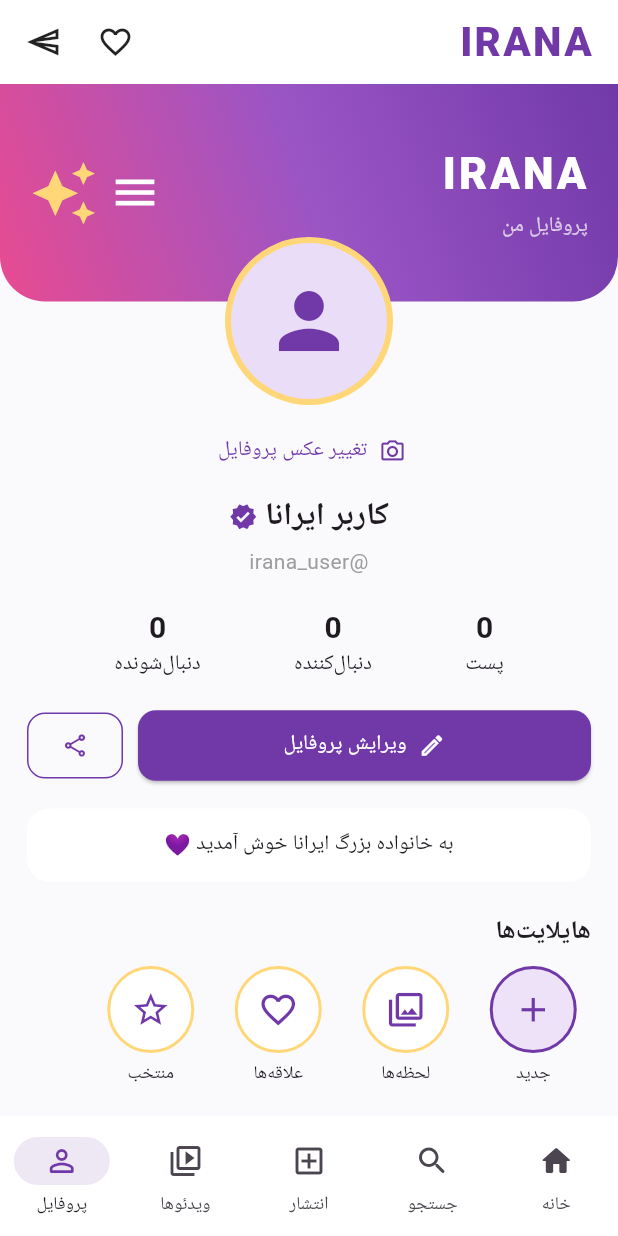
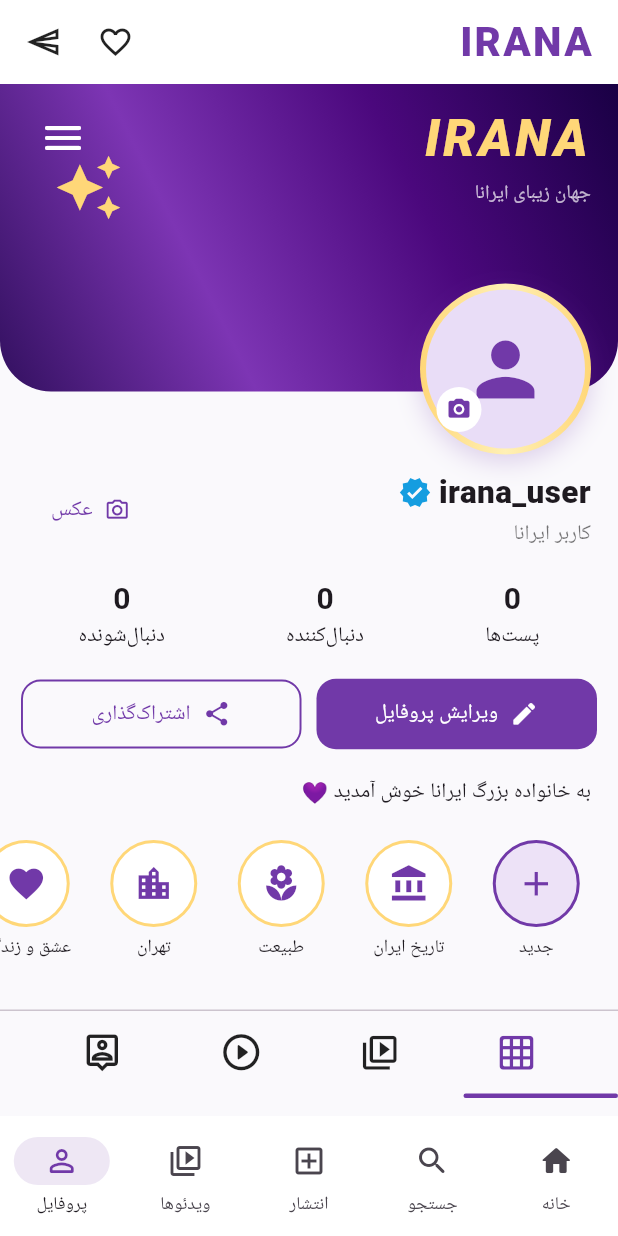
Before and after one commit to setare1402/irana, a Flutter app: the screen it shows after launch, item 5 of the bottom bar chosen, on a phone screen of 412 x 824 dp. Run offline on Flutter 3.47's test engine with Material 3 defaults, Android fonts, the phone set to English and light mode, and no system bars; our stand-ins replace image_picker, shared_preferences, video_player.

Commit message:
Refresh IRANA profile screen design

```diff
--- a/lib/main.dart
+++ b/lib/main.dart
@@ -2158,49 +2158,67 @@ class _ProfilePageState extends State<ProfilePage> {
       child: ListView(
         padding: EdgeInsets.zero,
         children: [
+          // Profile-only visual refresh. Existing profile actions and data stay intact.
+          Stack(
+            clipBehavior: Clip.none,
+            children: [
               Container(
-            height: 145,
-            padding: const EdgeInsets.symmetric(horizontal: 20),
+                height: 205,
+                padding: const EdgeInsets.fromLTRB(18, 12, 18, 48),
                 decoration: const BoxDecoration(
                   gradient: LinearGradient(
                     begin: Alignment.topRight,
                     end: Alignment.bottomLeft,
                     colors: [
-                  Color(0xFF7139A8),
-                  Color(0xFF9B55C5),
-                  Color(0xFFE84B91),
-                ],
-              ),
-              borderRadius: BorderRadius.only(
-                bottomLeft: Radius.circular(30),
-                bottomRight: Radius.circular(30),
-              ),
-            ),
-            child: Row(
-              mainAxisAlignment: MainAxisAlignment.spaceBetween,
-              children: [
-                const Column(
-                  mainAxisAlignment: MainAxisAlignment.center,
+                      Color(0xFF190044),
+                      Color(0xFF4B087D),
+                      Color(0xFF7D35B4),
+                      Color(0xFF32105F),
+                    ],
+                  ),
+                  borderRadius: BorderRadius.vertical(
+                    bottom: Radius.circular(34),
+                  ),
+                ),
+                child: Stack(
+                  children: [
+                    const Positioned(
+                      left: 18,
+                      top: 34,
+                      child: Icon(
+                        Icons.auto_awesome,
+                        color: iranaGold,
+                        size: 46,
+                      ),
+                    ),
+                    Row(
+                      crossAxisAlignment: CrossAxisAlignment.start,
+                      children: [
+                        const Expanded(
+                          child: Column(
                             crossAxisAlignment: CrossAxisAlignment.start,
                             children: [
                               Text(
                                 'IRANA',
                                 style: TextStyle(
-                        color: Colors.white,
-                        fontSize: 29,
+                                  color: iranaGold,
+                                  fontSize: 34,
                                   fontWeight: FontWeight.w900,
                                   letterSpacing: 2,
-                      ),
-                    ),
-                    SizedBox(height: 5),
+                                  fontStyle: FontStyle.italic,
+                                ),
+                              ),
+                              SizedBox(height: 3),
                               Text(
-                      'پروفایل من',
-                      style: TextStyle(color: Colors.white70, fontSize: 14),
-                    ),
-                  ],
-                ),
-                Row(
-                  children: [
+                                'جهان زیبای ایرانا',
+                                style: TextStyle(
+                                  color: Colors.white70,
+                                  fontSize: 13,
+                                ),
+                              ),
+                            ],
+                          ),
+                        ),
                         IconButton(
                           tooltip: 'منوی تنظیمات',
                           onPressed: () {
@@ -2212,111 +2230,158 @@ class _ProfilePageState extends State<ProfilePage> {
                             );
                           },
                           icon: const Icon(
-                        Icons.menu,
+                            Icons.menu_rounded,
                             color: Colors.white,
-                        size: 34,
-                      ),
-                    ),
-                    const Icon(
-                      Icons.auto_awesome,
-                      color: iranaGold,
-                      size: 45,
-                    ),
-                  ],
-                ),
-              ],
-            ),
-          ),
-          Transform.translate(
-            offset: const Offset(0, -43),
-            child: Column(
-              children: [
-                GestureDetector(
+                            size: 32,
+                          ),
+                        ),
+                      ],
+                    ),
+                  ],
+                ),
+              ),
+              Positioned(
+                right: 18,
+                bottom: -42,
+                child: GestureDetector(
                   onTap: changeAvatar,
                   child: Container(
                     padding: const EdgeInsets.all(4),
-                    decoration: const BoxDecoration(
+                    decoration: BoxDecoration(
                       shape: BoxShape.circle,
-                      color: iranaGold,
+                      gradient: const LinearGradient(
+                        colors: [iranaGold, Color(0xFFFFF0B5), iranaGold],
+                      ),
+                      boxShadow: [
+                        BoxShadow(
+                          color: iranaPurple.withOpacity(0.22),
+                          blurRadius: 14,
+                          offset: const Offset(0, 5),
+                        ),
+                      ],
                     ),
                     child: CircleAvatar(
-                      radius: 52,
+                      radius: 53,
                       backgroundColor: const Color(0xFFE9DDF7),
                       backgroundImage: image,
                       child: image == null
                           ? const Icon(
                               Icons.person,
-                              size: 60,
+                              size: 58,
                               color: iranaPurple,
                             )
                           : null,
                     ),
                   ),
                 ),
-                const SizedBox(height: 7),
-                TextButton.icon(
-                  onPressed: changeAvatar,
-                  icon: const Icon(Icons.camera_alt_outlined, size: 18),
-                  label: const Text('تغییر عکس پروفایل'),
-                  style: TextButton.styleFrom(foregroundColor: iranaPurple),
-                ),
-                const SizedBox(height: 4),
+              ),
+              const Positioned(
+                right: 91,
+                bottom: -27,
+                child: CircleAvatar(
+                  radius: 15,
+                  backgroundColor: Colors.white,
+                  child: Icon(
+                    Icons.camera_alt_rounded,
+                    color: iranaPurple,
+                    size: 17,
+                  ),
+                ),
+              ),
+            ],
+          ),
+          const SizedBox(height: 52),
+          Padding(
+            padding: const EdgeInsets.symmetric(horizontal: 18),
+            child: Row(
+              crossAxisAlignment: CrossAxisAlignment.center,
+              children: [
+                Expanded(
+                  child: Column(
+                    crossAxisAlignment: CrossAxisAlignment.start,
+                    children: [
                       Row(
-                  mainAxisAlignment: MainAxisAlignment.center,
-                  children: [
+                        children: [
+                          Flexible(
+                            child: Text(
+                              username,
+                              maxLines: 1,
+                              overflow: TextOverflow.ellipsis,
+                              style: const TextStyle(
+                                fontSize: 21,
+                                fontWeight: FontWeight.w900,
+                              ),
+                            ),
+                          ),
+                          const SizedBox(width: 5),
+                          const Icon(
+                            Icons.verified,
+                            color: Color(0xFF159DE0),
+                            size: 22,
+                          ),
+                        ],
+                      ),
+                      const SizedBox(height: 3),
                       Text(
                         profileName,
                         style: const TextStyle(
-                        fontSize: 21,
-                        fontWeight: FontWeight.bold,
-                      ),
-                    ),
-                    const SizedBox(width: 5),
-                    const Icon(Icons.verified, color: iranaPurple, size: 19),
-                  ],
-                ),
-                const SizedBox(height: 4),
-                Text(
-                  '@$username',
-                  style: const TextStyle(color: Colors.grey, fontSize: 14),
-                ),
-                const SizedBox(height: 20),
+                          color: Colors.black54,
+                          fontSize: 14,
+                        ),
+                      ),
+                    ],
+                  ),
+                ),
+                TextButton.icon(
+                  onPressed: changeAvatar,
+                  icon: const Icon(Icons.photo_camera_outlined, size: 17),
+                  label: const Text('عکس'),
+                  style: TextButton.styleFrom(
+                    foregroundColor: iranaPurple,
+                  ),
+                ),
+              ],
+            ),
+          ),
+          const SizedBox(height: 18),
+          Padding(
+            padding: const EdgeInsets.symmetric(horizontal: 12),
+            child: Row(
+              mainAxisAlignment: MainAxisAlignment.spaceAround,
+              children: [
+                ProfileStat(
+                  number: widget.posts.length.toString(),
+                  label: 'پست‌ها',
+                ),
+                const ProfileStat(number: '0', label: 'دنبال‌کننده'),
+                const ProfileStat(number: '0', label: 'دنبال‌شونده'),
+              ],
+            ),
+          ),
+          const SizedBox(height: 18),
           Padding(
             padding: const EdgeInsets.symmetric(horizontal: 14),
             child: Row(
-                    mainAxisAlignment: MainAxisAlignment.spaceEvenly,
-                    children: [
-                      ProfileStat(
-                        number: widget.posts.length.toString(),
-                        label: 'پست',
-                      ),
-                      const ProfileStat(number: '0', label: 'دنبال‌کننده'),
-                      const ProfileStat(number: '0', label: 'دنبال‌شونده'),
-                    ],
-                  ),
-                ),
-                const SizedBox(height: 20),
-                Padding(
-                  padding: const EdgeInsets.symmetric(horizontal: 18),
-                  child: Row(
               children: [
                 Expanded(
                   child: ElevatedButton.icon(
                     onPressed: editProfile,
-                          icon: const Icon(Icons.edit_outlined),
+                    icon: const Icon(Icons.edit_rounded, size: 19),
                     label: const Text('ویرایش پروفایل'),
                     style: ElevatedButton.styleFrom(
                       backgroundColor: iranaPurple,
                       foregroundColor: Colors.white,
+                      elevation: 0,
                       padding: const EdgeInsets.symmetric(vertical: 13),
                       shape: RoundedRectangleBorder(
-                              borderRadius: BorderRadius.circular(12),
+                        borderRadius: BorderRadius.circular(13),
                       ),
                     ),
                   ),
                 ),
                 const SizedBox(width: 10),
-                      OutlinedButton(
+                Expanded(
+                  child: OutlinedButton.icon(
                     onPressed: () {
                       ScaffoldMessenger.of(context).showSnackBar(
                         const SnackBar(
@@ -2326,57 +2391,36 @@ class _ProfilePageState extends State<ProfilePage> {
                         ),
                       );
                     },
+                    icon: const Icon(Icons.share_rounded, size: 19),
+                    label: const Text('اشتراک‌گذاری'),
                     style: OutlinedButton.styleFrom(
                       foregroundColor: iranaPurple,
-                          padding: const EdgeInsets.symmetric(
-                            vertical: 13,
-                            horizontal: 14,
-                          ),
-                          side: const BorderSide(color: iranaPurple),
+                      side: const BorderSide(color: iranaPurple, width: 1.3),
+                      padding: const EdgeInsets.symmetric(vertical: 13),
                       shape: RoundedRectangleBorder(
-                            borderRadius: BorderRadius.circular(12),
-                          ),
-                        ),
-                        child: const Icon(Icons.share_outlined),
-                      ),
-                    ],
-                  ),
-                ),
-                const SizedBox(height: 18),
-                Container(
-                  width: double.infinity,
-                  margin: const EdgeInsets.symmetric(horizontal: 18),
-                  padding: const EdgeInsets.all(14),
-                  decoration: BoxDecoration(
-                    color: Colors.white,
-                    borderRadius: BorderRadius.circular(15),
-                  ),
+                        borderRadius: BorderRadius.circular(13),
+                      ),
+                    ),
+                  ),
+                ),
+              ],
+            ),
+          ),
+          const SizedBox(height: 15),
+          Padding(
+            padding: const EdgeInsets.symmetric(horizontal: 18),
             child: Text(
               bio.isEmpty ? 'هنوز بیوگرافی ثبت نشده است' : bio,
-                    textAlign: TextAlign.center,
-                    style: const TextStyle(fontSize: 14),
-                  ),
-                ),
-                const SizedBox(height: 20),
-                const Padding(
-                  padding: EdgeInsets.symmetric(horizontal: 18),
-                  child: Align(
-                    alignment: Alignment.centerRight,
-                    child: Text(
-                      'هایلایت‌ها',
-                      style: TextStyle(
-                        fontSize: 17,
-                        fontWeight: FontWeight.bold,
-                      ),
-                    ),
-                  ),
-                ),
-                const SizedBox(height: 12),
+              textAlign: TextAlign.right,
+              style: const TextStyle(fontSize: 14, height: 1.8),
+            ),
+          ),
+          const SizedBox(height: 19),
           SizedBox(
-                  height: 90,
+            height: 105,
             child: ListView(
               scrollDirection: Axis.horizontal,
-                    padding: const EdgeInsets.symmetric(horizontal: 14),
+              padding: const EdgeInsets.symmetric(horizontal: 12),
               children: const [
                 _ProfileHighlight(
                   icon: Icons.add,
@@ -2384,36 +2428,48 @@ class _ProfilePageState extends State<ProfilePage> {
                   isNew: true,
                 ),
                 _ProfileHighlight(
-                        icon: Icons.photo_library_outlined,
-                        title: 'لحظه‌ها',
+                  icon: Icons.account_balance,
+                  title: 'تاریخ ایران',
                 ),
                 _ProfileHighlight(
-                        icon: Icons.favorite_border,
-                        title: 'علاقه‌ها',
+                  icon: Icons.local_florist,
+                  title: 'طبیعت',
                 ),
                 _ProfileHighlight(
-                        icon: Icons.star_border,
-                        title: 'منتخب',
-                      ),
-                    ],
-                  ),
-                ),
-                const SizedBox(height: 18),
+                  icon: Icons.location_city,
+                  title: 'تهران',
+                ),
+                _ProfileHighlight(
+                  icon: Icons.favorite,
+                  title: 'عشق و زندگی',
+                ),
+              ],
+            ),
+          ),
+          const SizedBox(height: 8),
           const Divider(height: 1),
           const Padding(
-                  padding: EdgeInsets.symmetric(horizontal: 18, vertical: 15),
+            padding: EdgeInsets.symmetric(horizontal: 22, vertical: 13),
             child: Row(
-                    children: [
-                      Icon(Icons.grid_on, color: iranaPurple),
-                      SizedBox(width: 9),
-                      Text(
-                        'پست‌های من',
-                        style: TextStyle(
-                          fontWeight: FontWeight.bold,
-                          fontSize: 16,
-                        ),
-                      ),
-                    ],
+              mainAxisAlignment: MainAxisAlignment.spaceAround,
+              children: [
+                Icon(Icons.grid_on_rounded, color: iranaPurple, size: 27),
+                Icon(Icons.video_library_outlined, size: 27),
+                Icon(Icons.play_circle_outline_rounded, size: 29),
+                Icon(Icons.person_pin_outlined, size: 28),
+              ],
+            ),
+          ),
+          Container(
+            height: 3,
+            margin: const EdgeInsets.only(left: 0, right: 0),
+            alignment: Alignment.centerRight,
+            child: Container(
+              width: MediaQuery.of(context).size.width / 4,
+              decoration: BoxDecoration(
+                color: iranaPurple,
+                borderRadius: BorderRadius.circular(4),
+              ),
             ),
           ),
           if (widget.posts.isEmpty)
@@ -2481,9 +2537,6 @@ class _ProfilePageState extends State<ProfilePage> {
               },
             ),
           const SizedBox(height: 25),
-              ],
-            ),
-          ),
         ],
       ),
     );
```
Lines whose indentation alone changed are shown as unchanged.
